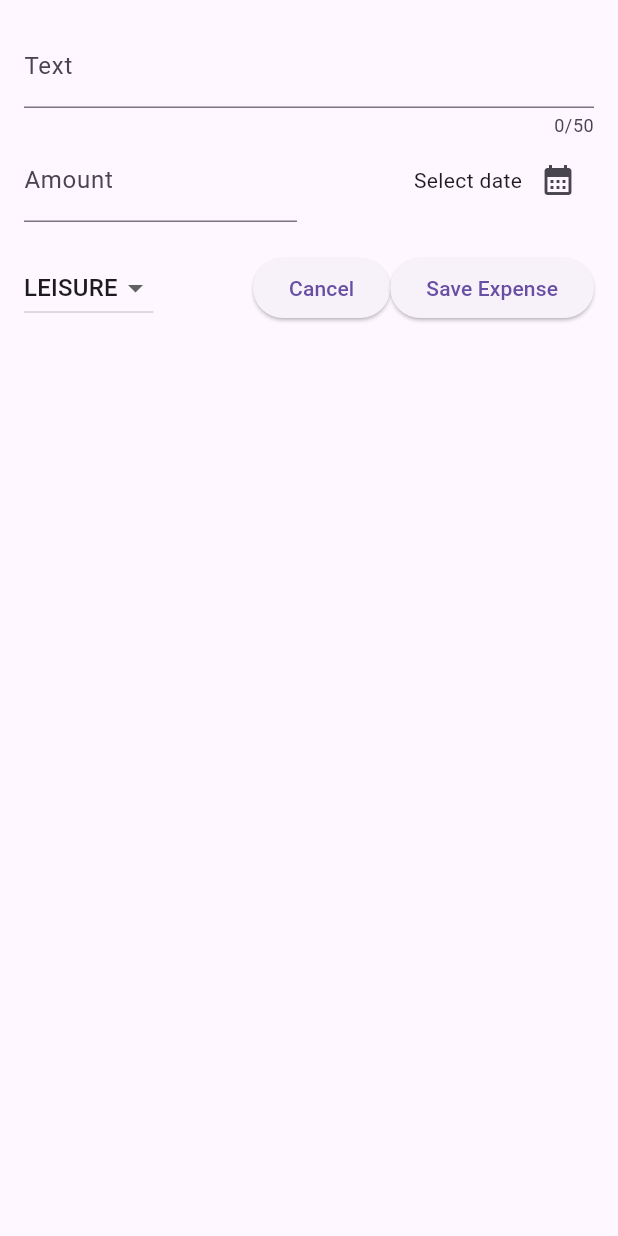
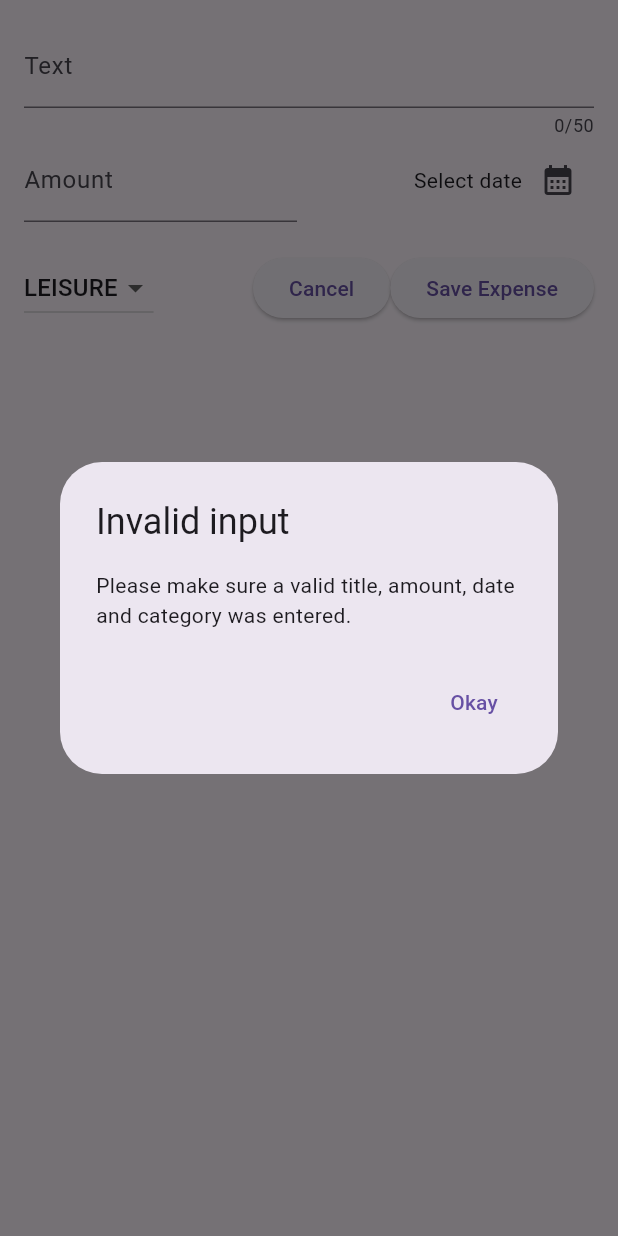
Before and after one commit to pranavshirali/Expense_Tracker-App, a Flutter app: the NewExpense widget shown alone on an empty page, opened directly, after a tap on "Save Expense", on a phone screen of 412 x 824 dp. Run offline on Flutter 3.47's test engine with Material 2 defaults, Android fonts, the phone set to English and light mode, and no system bars.

```diff
--- a/lib/widgets/new_expense.dart
+++ b/lib/widgets/new_expense.dart
@@ -40,6 +40,23 @@ class _NewExpenseState extends State<NewExpense> {
         amountIsInvalid ||
         _selectedDate == null) {
       //show error message
+      showDialog(
+        context: context,
+        builder: (ctx) => AlertDialog(
+          title: const Text('Invalid input'),
+          content: const Text(
+              'Please make sure a valid title, amount, date and category was entered.'),
+          actions: [
+            TextButton(
+              onPressed: () {
+                Navigator.pop(ctx);
+              },
+              child: const Text('Okay'),
+            ),
+          ],
+        ),
+      );
+      return;
     }
   }
 
```
